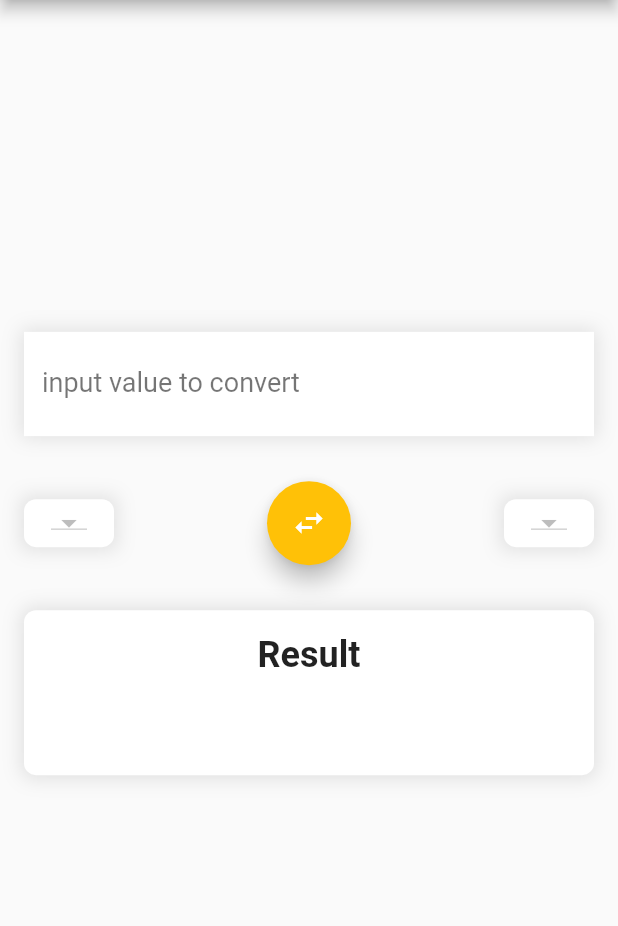
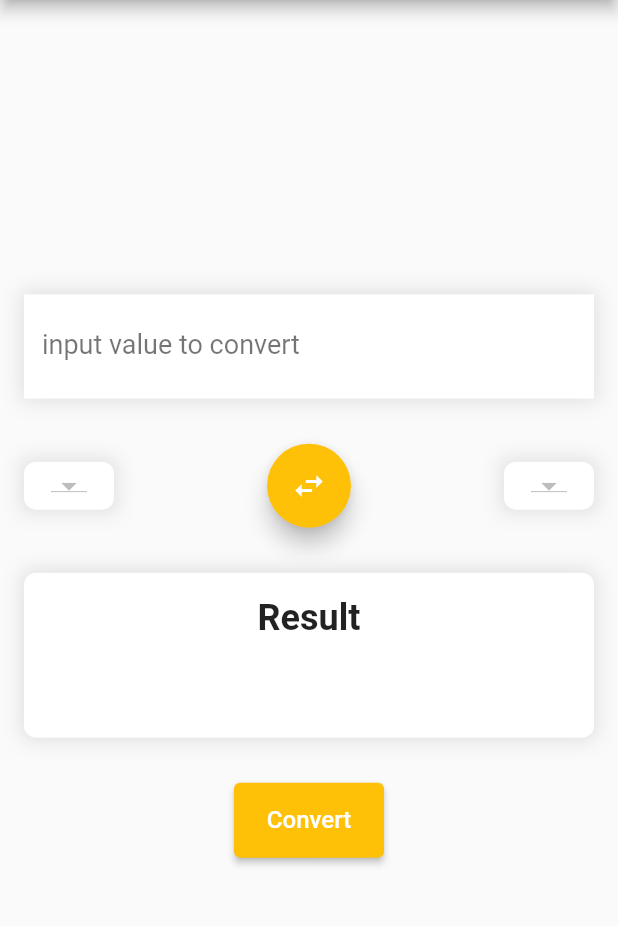
Before and after one commit to FawadHamidi/Currencify, a Flutter app: the screen it shows after launch, on a phone screen of 412 x 824 dp, the part 84-1010 px from its top. Run offline on Flutter 3.47's test engine with Material 2 defaults, Android fonts, the phone set to English and light mode, and no system bars; network calls fail.

Commit message:
second commit

```diff
--- a/lib/screens/home_screen.dart
+++ b/lib/screens/home_screen.dart
@@ -9,6 +9,7 @@ class HomePage extends StatefulWidget {
 }
 
 class _HomePageState extends State<HomePage> {
+  TextEditingController _controller = TextEditingController();
   ApiServices apiServices = ApiServices();
   List<String> currencies;
   String from;
@@ -74,6 +75,7 @@ class _HomePageState extends State<HomePage> {
                     )
                   ]),
                   child: TextField(
+                    controller: _controller,
                     onSubmitted: convert,
                     decoration: InputDecoration(
                       border: InputBorder.none,
@@ -124,6 +126,7 @@ class _HomePageState extends State<HomePage> {
                         setState(() {
                           from = to;
                           to = change;
+                          convert(_controller);
                         });
                       },
                       child: Icon(
@@ -196,6 +199,25 @@ class _HomePageState extends State<HomePage> {
                 SizedBox(
                   height: 30,
                 ),
+                Container(
+                    height: 50,
+                    width: 100,
+                    child: ElevatedButton(
+                      style: ElevatedButton.styleFrom(
+                        primary: Colors.amber,
+                      ),
+                      onPressed: () {
+                        setState(() {
+                          convert(_controller.text);
+                        });
+                      },
+                      child: Text(
+                        'Convert',
+                        style: TextStyle(
+                          fontSize: 16,
+                        ),
+                      ),
+                    ))
               ],
             ),
           ),
```
